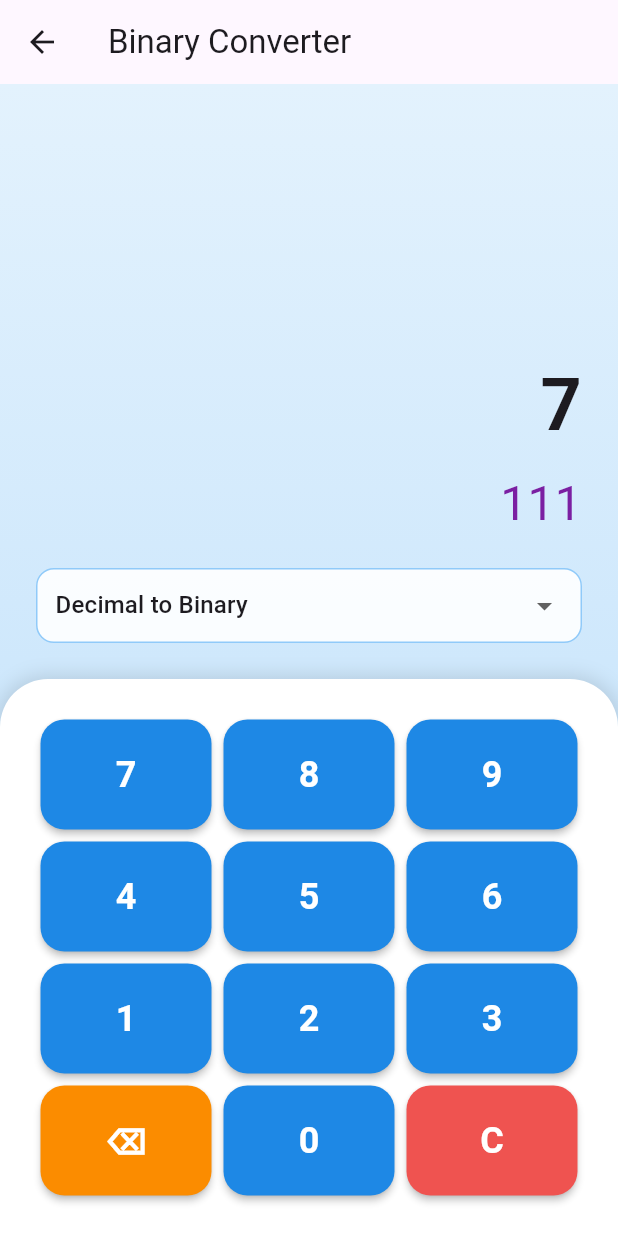
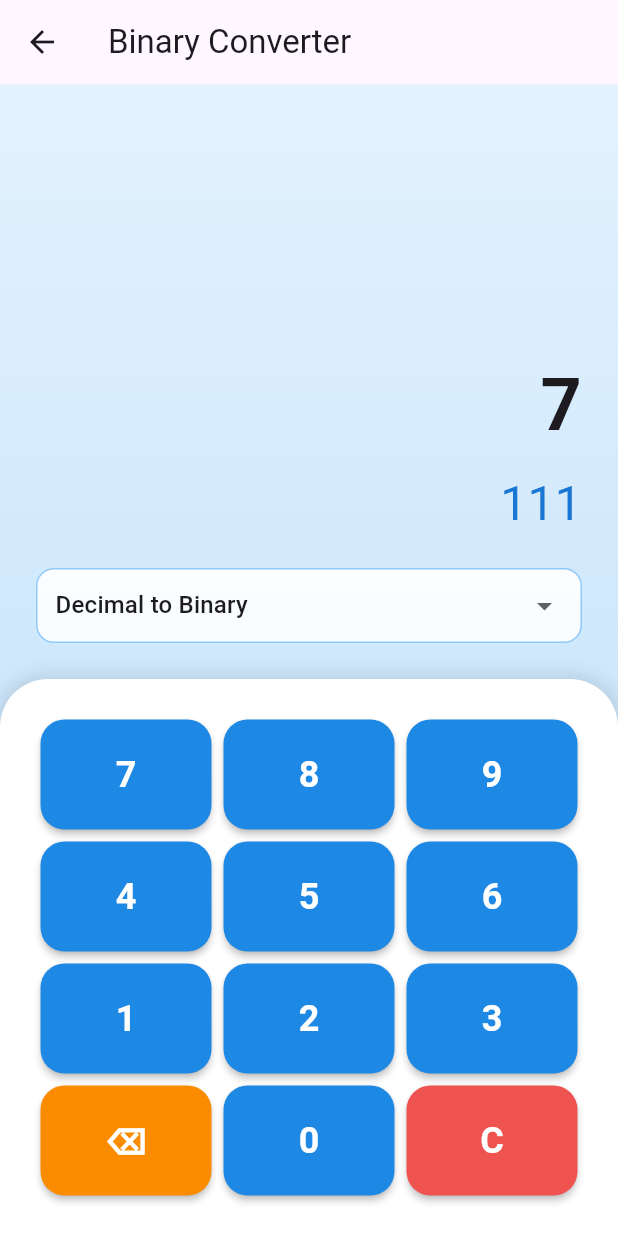
Before and after one commit to AryaSeptiaputra/YongCalculator, a Flutter app: the BinaryConverterScreen screen opened directly, after a tap on an icon or button, on a phone screen of 412 x 824 dp. Run offline on Flutter 3.47's test engine with Material 3 defaults, Android fonts, the phone set to English and light mode, and no system bars; our stand-ins replace math_expressions.

Commit message:
last commit

```diff
--- a/lib/screens/binary_converter.dart
+++ b/lib/screens/binary_converter.dart
@@ -149,7 +149,7 @@ class _BinaryConverterScreenState extends State<BinaryConverterScreen> {
                       _convertedResult,
                       style: TextStyle(
                         fontSize: 32,
-                        color: Colors.purple[700],
+                        color: Colors.blue[700],
                       ),
                     ),
                     SizedBox(height: 20),
```
